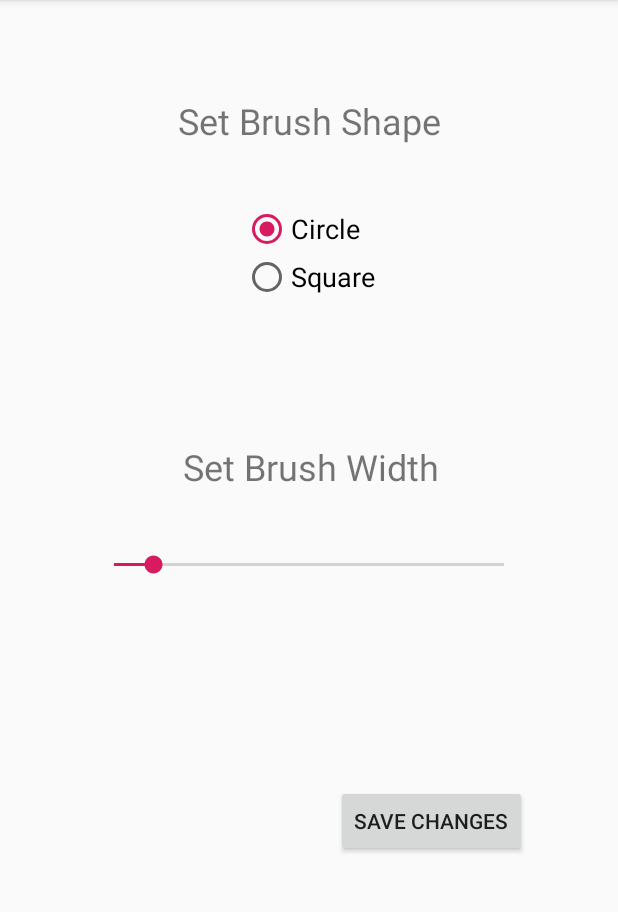
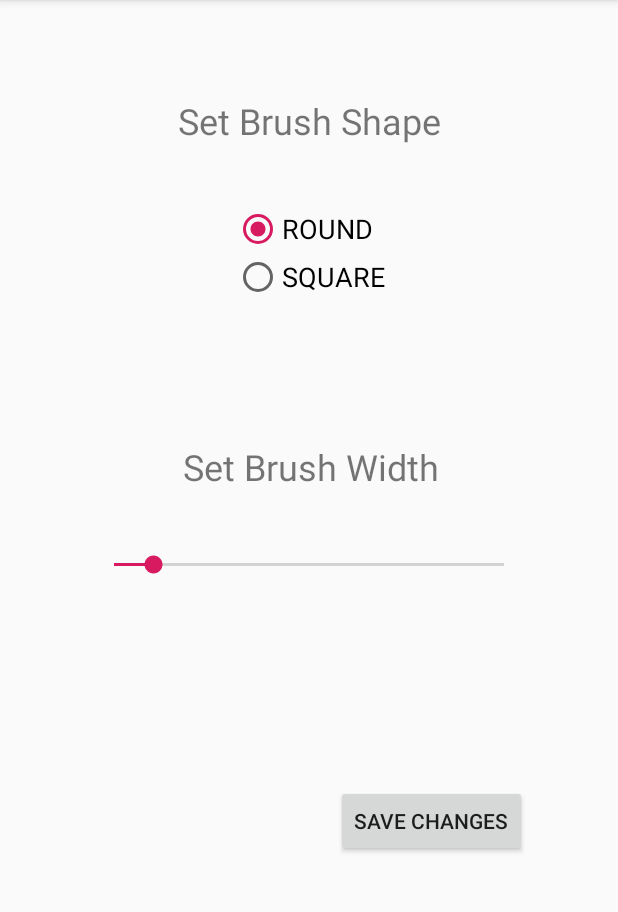
Before and after one commit to AlifDanial/FingerPainter, an Android app: the screen it shows after launch (Brush), after a tap on "BRUSH", on a phone screen of 412 x 824 dp, the part 84-996 px from its top. Run offline under Robolectric (Android 15) with nearby library versions, the phone set to English and light mode, and no system bars; pictures from the network do not load.

```diff
--- a/app/src/main/java/com/example/fingerpainter/Brush.java
+++ b/app/src/main/java/com/example/fingerpainter/Brush.java
@@ -6,45 +6,43 @@ import android.content.Intent;
 import android.graphics.Paint;
 import android.os.Bundle;
 import android.view.View;
-import android.widget.RadioButton;
 import android.widget.RadioGroup;
 import android.widget.SeekBar;
 
 public class Brush extends AppCompatActivity {
 
-    private SeekBar width;
-    private int newWidth;
-    private RadioGroup shapes;
-    private Paint.Cap newShape;
+    private SeekBar currwidth;      //declare seekbar width value variable
+    private int newWidth;           //declare newWidth variable
+    private RadioGroup currshape;   //declare shape radioGroup variable
+    private Paint.Cap newShape;     //declare newShape Paint.Cap variable
 
     @Override
-    protected void onCreate(Bundle savedInstanceState) {
+    protected void onCreate(Bundle savedInstanceState) {    //on starting of new brush activity, the type of shape and width size are received from main activity to retain it's current shape and width
         super.onCreate(savedInstanceState);
         setContentView(R.layout.activity_brush);
 
-        shapes = findViewById(R.id.brush_group);
-        width = findViewById(R.id.seekBar);
+        currshape = findViewById(R.id.brush_group);             //shape is assigned to a Radio Group variable with id brush_group
+        currwidth = findViewById(R.id.seekBar);                 //width is assigned to a seekBar variable with id seekBar
 
-        Bundle e = getIntent().getExtras();
-        if(e == null){
+        Bundle e = getIntent().getExtras();                     //e bundle object is used to extract any intent value objects passed to brush activity
+        if(e == null){                                          //if any null values are found, exit the method
             return;
         }
 
-        Paint.Cap cShape = Paint.Cap.valueOf(e.getString("shapes"));
-        int cwidth = e.getInt("cwidth");
+        Paint.Cap currShape = Paint.Cap.valueOf(e.getString("currShape")); //any e with request code of currShape is assigned to currShape Paint.Cap variable
+        int currWidth = e.getInt("currWidth");                              //any  e with request code of currWidth is assigned to currWidth int variable
 
-        switch(cShape){
-            case ROUND: shapes.check(R.id.circlebutton); break;
-            case SQUARE: shapes.check(R.id.squarebutton); break;
+        switch(currShape){                                                  //switch to check the radio button with 'shape' id of currShape value which are either ROUND or SQUARE
+            case ROUND: currshape.check(R.id.circlebutton); break;
+            case SQUARE: currshape.check(R.id.squarebutton); break;
         }
 
-        width.setProgress(cwidth); //update seekbar progress at every new intent
+        currwidth.setProgress(currWidth);                                   //method to set the current position on the seekbar with 'width' id with the value of currWidth
     }
 
 
-    public void saveChanges(View view){
-        newWidth = width.getProgress();
-        switch(shapes.getCheckedRadioButtonId()){
+    public void saveChanges(View view){                                 //method to save new changes made on the brush activity
+        switch(currshape.getCheckedRadioButtonId()) {                   //switch to update the shape type checked and assign to newShape variable
             case R.id.circlebutton:
                 newShape = Paint.Cap.ROUND;
                 break;
@@ -52,17 +50,18 @@ public class Brush extends AppCompatActivity {
                 newShape = Paint.Cap.SQUARE;
                 break;
         }
-        finish();
+        newWidth = currwidth.getProgress();                          //update the current progress of seekbar and assign to newWidth variable
+        finish();                                                    //call finish method on class
     }
 
     @Override
-    public void finish(){
-        Intent data = new Intent();
-        data.putExtra("brushes", newShape.toString());
-        data.putExtra("newWidth", newWidth);
+    public void finish(){                                           //overrided finish method to pass new shape and width values to main activity
+        Intent data = new Intent();                                 //new intent 'data' to pass to onActivityResult method in main activity
+        data.putExtra("brushType", newShape.toString());     //pass newShape in string format to main activity with brushType request code
+        data.putExtra("brushSize", newWidth);                //pass newWidth to main activity with brushSize request code
 
-        setResult(RESULT_OK, data);
-        super.finish();
+        setResult(RESULT_OK, data);                                 // set result code to RESULT_OK for intent 'data'
+        super.finish();                                             // call finish() method on parent class
 
     }
 }
--- a/app/src/main/java/com/example/fingerpainter/MainActivity.java
+++ b/app/src/main/java/com/example/fingerpainter/MainActivity.java
@@ -6,55 +6,98 @@ import androidx.appcompat.app.AppCompatActivity;
 import android.content.Intent;
 import android.graphics.Color;
 import android.graphics.Paint;
+import android.net.Uri;
 import android.os.Bundle;
 import android.view.View;
-import android.widget.Toast;
 
 public class MainActivity extends AppCompatActivity {
 
     FingerPainterView myCanvas;
-    public static int requestcolor = 0;
-    public static int requestbrush = 1;
+    public static int colorRequest = 0;
+    public static int brushRequest = 1;
+    public static int perst_color = 0;
+    public static int perst_width = 20;
+    public static String string_shape;
+    public static Paint.Cap perst_shape;
 
     @Override
     protected void onCreate(Bundle savedInstanceState) {
         super.onCreate(savedInstanceState);
         setContentView(R.layout.activity_main);
-        myCanvas = findViewById(R.id.fingerPainterView);
+        myCanvas = findViewById(R.id.fingerPainterView);    //initialize myCanvas to fingerPainterView id on main activity
+
+        if(savedInstanceState != null){
+
+            if(perst_color != 0){
+            perst_color = savedInstanceState.getInt("p_color", Color.RED);
+            myCanvas.setColour(perst_color);}
+
+            if(perst_width != 20) {
+                perst_width = savedInstanceState.getInt("p_brushWidth");
+                myCanvas.setBrushWidth(perst_width);}
+
+            if(string_shape != null){
+            string_shape = savedInstanceState.getString("p_brushType");
+            perst_shape = Paint.Cap.valueOf(string_shape);
+            myCanvas.setBrush(perst_shape);}
+
+        }
+
+//        if(android.content.Intent.ACTION_VIEW != null){
+//            Intent intent = new Intent();
+//            intent.setAction(android.content.Intent.ACTION_VIEW);
+//            Uri uri = Uri.parse("file://" + getAbsolutePath());
+//            intent.setDataAndType(uri,"image/*");
+//            myCanvas.load(intent.getData());
+//        }
     }
 
-    public void setColor(View view){
-        startActivityForResult(new Intent(this, Colors.class), requestcolor );
+    public void setColor(View view){    //method to open color activity and receive a result back
+        startActivityForResult(new Intent(this, Colors.class), colorRequest );     //this method starts new colors activity and receives a result in another intent object in the onActivityResult() callback
     }
 
-    public void setBrush(View view){
-        Intent intent = new Intent(this, Brush.class);
-        Paint.Cap cShape = myCanvas.getBrush();
-        int cwidth = myCanvas.getBrushWidth();
-        intent.putExtra("shapes", cShape.toString());
-        intent.putExtra("cwidth", cwidth);
+    public void setBrush(View view){    //method to open color activity, pass value of current brush shape and size and receive a result back
+        Intent intent = new Intent(this, Brush.class);      //initialize new intent object to brush activity
+        Paint.Cap currShape = myCanvas.getBrush();                        //get current brush shape with getBrush() method from fingerPainterView object myCanvas and assign to currShape
+        int currWidth = myCanvas.getBrushWidth();                         //get current brush width with getBrushWidth() method from fingerPainterView object myCanvas and assign to currWidth
+        intent.putExtra("currShape", currShape.toString());         //pass current brush type into intent object with currShape request code
+        intent.putExtra("currWidth", currWidth);                    //pass current brush width through intent object with currWidth request code
 
-        startActivityForResult(intent, requestbrush);
+        startActivityForResult(intent, brushRequest);   //starts brush activity and receives current shape type and width through onActivityResult method
     }
 
     @Override
-    protected void onActivityResult(int requestCode, int resultCode, @Nullable Intent data) {
+    protected void onActivityResult(int requestCode, int resultCode, @Nullable Intent data) {   //method to receive intent objects from different activities according to requestCode and resultCode
         super.onActivityResult(requestCode, resultCode, data);
-        if (requestCode == requestcolor && resultCode== RESULT_OK){
+        if (requestCode == colorRequest && resultCode== RESULT_OK){         //only receive color requests which are successful and are not null
             if (data != null){
-                int color = data.getIntExtra("colors", Color.BLACK);
-                myCanvas.setColour(color);
+                int color = data.getIntExtra("color", Color.BLACK);    //extract color integer hex value from intent with 'color' request code and assign default black color value
+                myCanvas.setColour(color);                                   //assign color used on myCanvas object to previously extracted color or default value
+                perst_color = color;
             }
         }
-        if (requestCode == requestbrush && resultCode== RESULT_OK){
+        if (requestCode == brushRequest && resultCode== RESULT_OK){         //only receive brush requests which are successful and are not null
             if (data != null){
-                String shape = data.getExtras().getString("brushes");
-                Paint.Cap newShape = Paint.Cap.valueOf(shape);
-                int width = data.getIntExtra("newWidth", 20);
-                myCanvas.setBrushWidth(width);
-                myCanvas.setBrush(newShape);
-
+                String shape = data.getExtras().getString("brushType");       //extract string passed through intent with 'brushes' request code
+                Paint.Cap newShape = Paint.Cap.valueOf(shape);                    //assign shape string to Paint.Cap variable newShape
+                int width = data.getIntExtra("brushSize", 20);  //extract width integer value from intent with 'newWidth' request code and assign default width value to 20
+                myCanvas.setBrushWidth(width);                                   //assign width used on myCanvas object to previously extracted width or default value
+                myCanvas.setBrush(newShape);                                     //assign shape type used on myCanvas object to previously assigned newShape
+                perst_width = width;
+                string_shape = shape;
             }
         }
     }
+
+    @Override
+    protected void onSaveInstanceState(Bundle outState) {
+        super.onSaveInstanceState(outState);
+        outState.putInt("p_color",perst_color);
+        outState.putInt("p_brushWidth",perst_width);
+        outState.putString("p_brushType",string_shape);
+
+    }
+
+
+
 }
--- a/app/src/main/res/layout/activity_brush.xml
+++ b/app/src/main/res/layout/activity_brush.xml
@@ -12,7 +12,7 @@
         android:layout_width="wrap_content"
         android:layout_height="wrap_content"
         android:layout_marginTop="64dp"
-        android:text="Set Brush Shape"
+        android:text="@string/set_brush_shape"
         android:textSize="24sp"
         app:layout_constraintEnd_toEndOf="parent"
         app:layout_constraintStart_toStartOf="parent"
@@ -23,7 +23,7 @@
         android:layout_width="wrap_content"
         android:layout_height="wrap_content"
         android:layout_marginTop="284dp"
-        android:text="Set Brush Width"
+        android:text="@string/set_brush_width"
         android:textSize="24sp"
         app:layout_constraintBottom_toBottomOf="parent"
         app:layout_constraintEnd_toEndOf="parent"
@@ -37,7 +37,7 @@
         android:layout_width="wrap_content"
         android:layout_height="wrap_content"
         android:onClick="saveChanges"
-        android:text="SAVE CHANGES"
+        android:text="@string/save_changes"
         app:layout_constraintBottom_toBottomOf="parent"
         app:layout_constraintEnd_toEndOf="parent"
         app:layout_constraintHorizontal_bias="0.788"
@@ -76,14 +76,14 @@
             android:id="@+id/circlebutton"
             android:layout_width="match_parent"
             android:layout_height="wrap_content"
-            android:text="Circle"
+            android:text="@string/round"
             android:textSize="18sp" />
 
         <RadioButton
             android:id="@+id/squarebutton"
             android:layout_width="match_parent"
             android:layout_height="wrap_content"
-            android:text="Square"
+            android:text="@string/square"
             android:textSize="18sp" />
     </RadioGroup>
 
--- a/app/src/main/res/values/strings.xml
+++ b/app/src/main/res/values/strings.xml
@@ -10,4 +10,10 @@
     <string name="yellow">YELLOW</string>
     <string name="purple">PURPLE</string>
     <string name="black">BLACK</string>
+    <string name="set_brush_shape">Set Brush Shape</string>
+    <string name="set_brush_width">Set Brush Width</string>
+    <string name="save_changes">SAVE CHANGES</string>
+    <string name="circle">Circle</string>
+    <string name="round">ROUND</string>
+    <string name="square">SQUARE</string>
 </resources>
```
Also changed, not shown: app/src/main/AndroidManifest.xml (+8 -1 lines), app/src/main/java/com/example/fingerpainter/Colors.java (+6 -6 lines).
